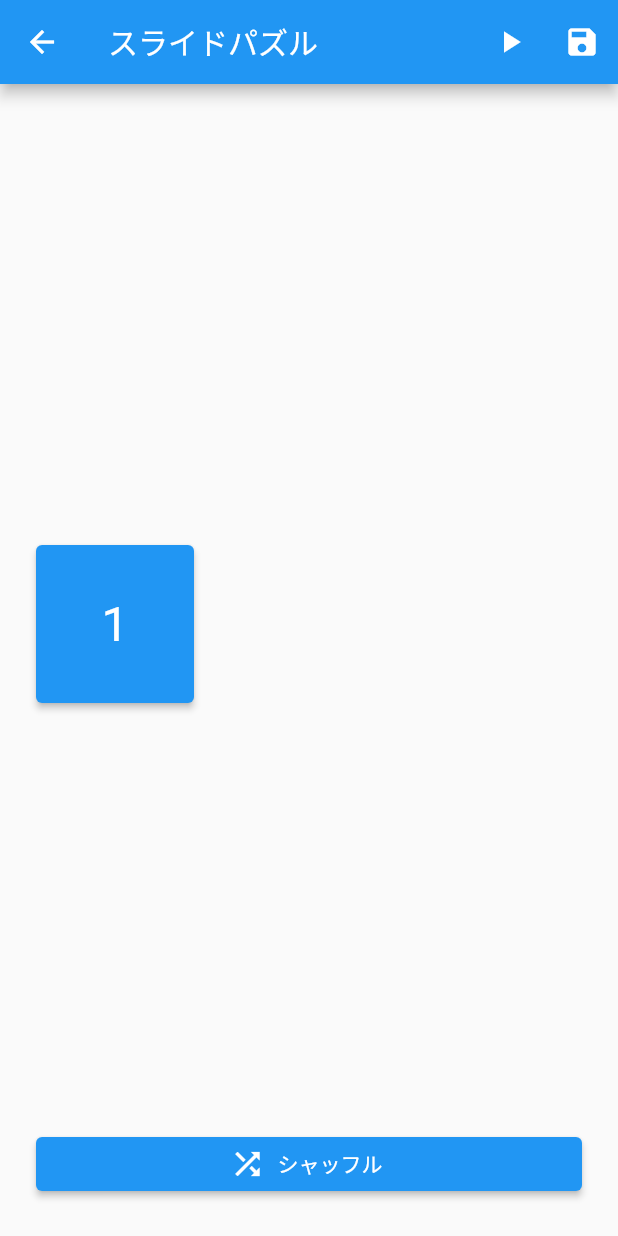
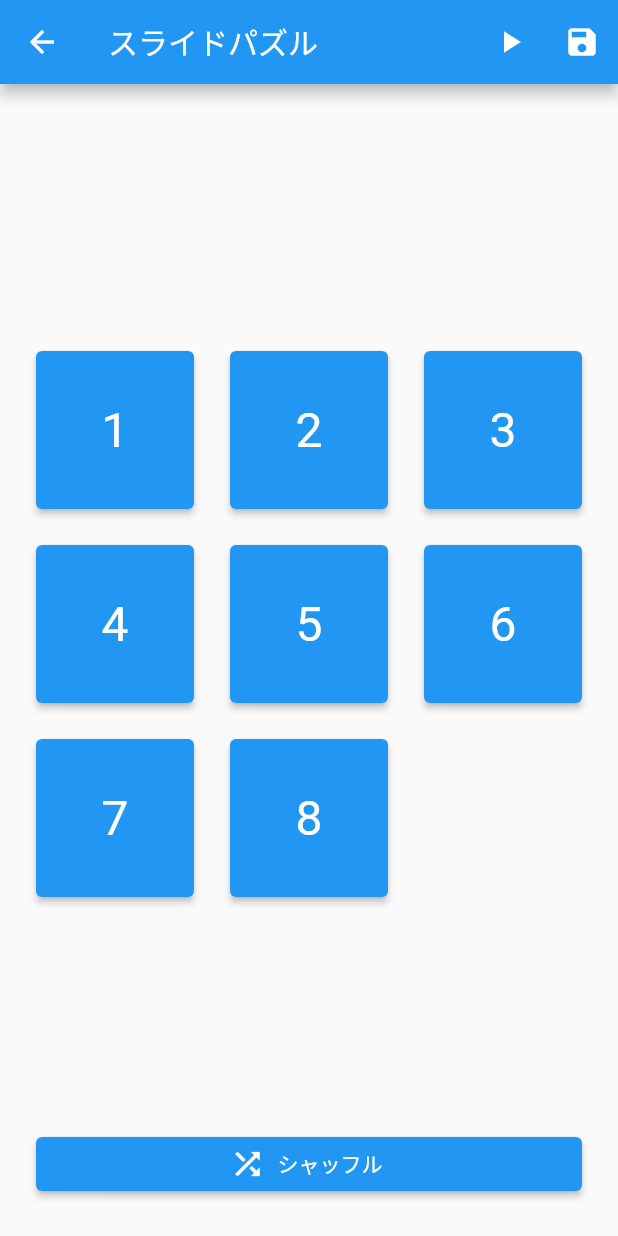
Before and after one commit to fixtip12/flutter_slide_puzzle, a Flutter app: the PuzzlePage screen opened directly, on a phone screen of 412 x 824 dp. Run offline on Flutter 3.47's test engine with Material 2 defaults, Android fonts, the light colour scheme and no system bars.

Commit message:
タイル表示

```diff
--- a/lib/main.dart
+++ b/lib/main.dart
@@ -98,6 +98,7 @@
 }
 
 class _PuzzlePageState extends State<PuzzlePage> {
+  List<int> tileNumbers = [1, 2, 3, 4, 5, 6, 7, 8, 0];
   @override
   Widget build(BuildContext context) {
     return Scaffold(
@@ -113,7 +114,10 @@
             child: Column(
               children: [
                 Expanded(
-                  child: Center(child: TilesView()),
+                  child: Center(
+                      child: TilesView(
+                    numbers: tileNumbers,
+                  )),
                 ),
                 SizedBox(
                     width: double.infinity,
@@ -127,7 +131,11 @@
 }
 
 class TilesView extends StatelessWidget {
-  const TilesView({Key? key}) : super(key: key);
+  final List<int> numbers;
+  const TilesView({
+    Key? key,
+    required this.numbers,
+  }) : super(key: key);
 
   @override
   Widget build(BuildContext context) {
@@ -137,9 +145,13 @@
       crossAxisSpacing: 24,
       mainAxisSpacing: 24,
       padding: const EdgeInsets.symmetric(vertical: 24),
-      children: [
-        TileView(number: 1, color: Colors.blue, onPressed: () => {}),
-      ],
+      children: numbers.map((number) {
+        if (number == 0) {
+          return Container();
+        }
+        return TileView(
+            number: number, color: Colors.blue, onPressed: () => {});
+      }).toList(),
     );
   }
 }
```
